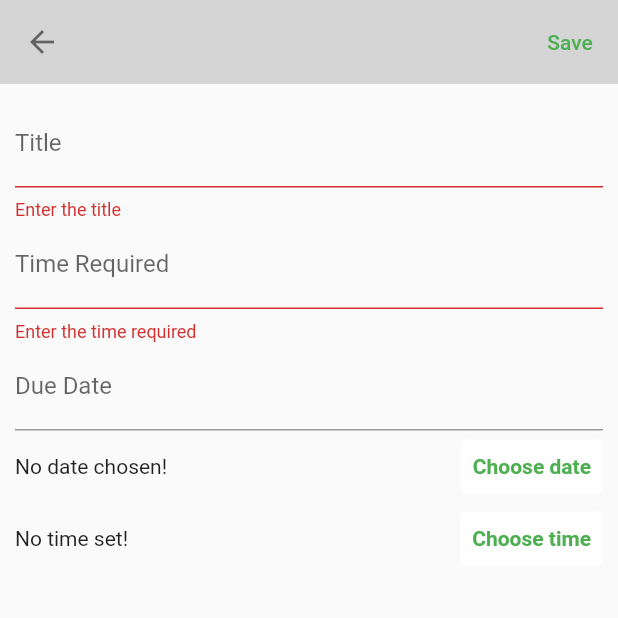
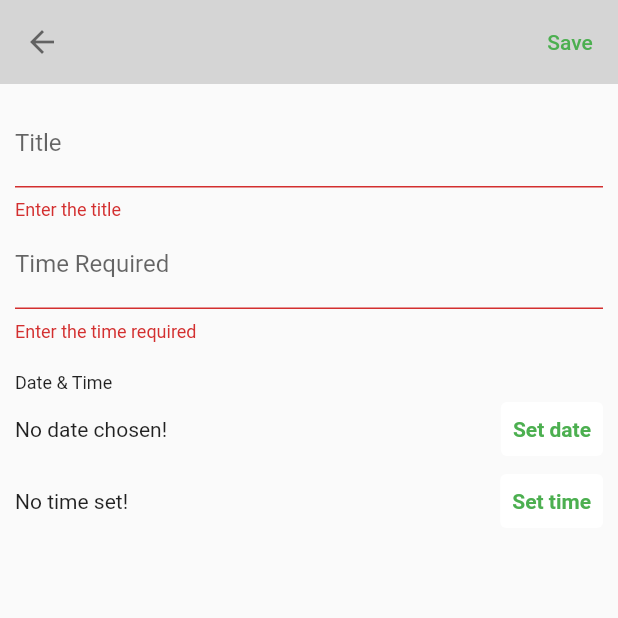
Before and after one commit to alona-gre/todo-app, a Flutter app: the TaskEditScreen screen opened directly with empty values, after a tap on "Save", on a phone screen of 412 x 824 dp, the top half of it. Run offline on Flutter 3.47's test engine with Material 2 defaults, Android fonts, the phone set to English and light mode, and no system bars.

Commit message:
fixed edit task: date and time

```diff
--- a/lib/screens/TaskEditScreen.dart
+++ b/lib/screens/TaskEditScreen.dart
@@ -3,9 +3,7 @@ import "package:intl/intl.dart";
 
 import "package:provider/provider.dart";
 import 'package:todo_app/models/Task.dart';
-import 'package:todo_app/screens/StarredScreen.dart';
 import "../providers/tasks.dart";
-import 'TaskPreviewScreen.dart';
 
 class TaskEditScreen extends StatefulWidget {
   const TaskEditScreen({super.key});
@@ -31,18 +29,6 @@ class _TaskEditScreenState extends State<TaskEditScreen> {
   );
 
   var _isInit = true;
-  var _initValues = {
-    'title': '',
-    'timeRequired': '',
-    'dueDate': '',
-    'dueDateTime': '',
-  };
-
-  @override
-  void initState() {
-    // TODO: implement initState
-    super.initState();
-  }
 
   void _saveForm() {
     final isValid = _form.currentState!.validate();
@@ -51,18 +37,26 @@ class _TaskEditScreenState extends State<TaskEditScreen> {
     }
     _form.currentState!.save();
     if (_editedTask.id.isNotEmpty) {
-      Provider.of<Tasks>(context, listen: false)
-          .updateTask(_editedTask.id, _editedTask);
-      print('something');
+      Provider.of<Tasks>(context, listen: false).updateTask(
+        _editedTask.id,
+        Task(
+          id: _editedTask.id,
+          title: _editedTask.title,
+          timeRequired: _editedTask.timeRequired,
+          dueDate: _selectedDate,
+          dueDateTime: _selectedTime,
+        ),
+      );
     } else {
       Provider.of<Tasks>(context, listen: false).addTask(_editedTask);
     }
 
     Navigator.of(context).pop();
-    print(_editedTask.title);
-    print(_editedTask.timeRequired);
-    print(_editedTask.dueDate);
-    print(_editedTask.dueDateTime);
+  }
+
+  @override
+  void initState() {
+    super.initState();
   }
 
   @override
@@ -73,18 +67,13 @@ class _TaskEditScreenState extends State<TaskEditScreen> {
       if (taskId.isNotEmpty) {
         _editedTask =
             Provider.of<Tasks>(context, listen: false).findById(taskId);
-        _initValues = {
-          'title': '',
-          'timeRequired': '',
-          'dueDate': _editedTask.dueDate.toString(),
-          'dueDateTime': _editedTask.dueDateTime.toString(),
-        };
         _titleController.text = _editedTask.title;
         _timeRequiredController.text = _editedTask.timeRequired.toString();
+        _selectedDate = _editedTask.dueDate;
+        _selectedTime = _editedTask.dueDateTime;
       }
     }
     _isInit = false;
-
     super.didChangeDependencies();
   }
 
@@ -185,20 +174,12 @@ class _TaskEditScreenState extends State<TaskEditScreen> {
                   );
                 },
               ),
-              TextFormField(
-                decoration: InputDecoration(labelText: "Due Date"),
-                initialValue: _initValues['dueDate'],
-                textInputAction: TextInputAction.next,
-                onChanged: (newValue) {
-                  _editedTask = Task(
-                    id: null.toString(),
-                    title: _editedTask.title,
-                    timeRequired: _editedTask.timeRequired,
-                    dueDate: _editedTask.dueDate,
-                    dueDateTime: _editedTask.dueDateTime,
-                  );
-                },
+              SizedBox(
+                height: 20,
               ),
+              const Text(style: TextStyle(fontSize: 12), 'Date & Time'),
+              Column(
+                children: <Widget>[
                   Row(
                     children: <Widget>[
                       Expanded(
@@ -214,8 +195,10 @@ class _TaskEditScreenState extends State<TaskEditScreen> {
                           onPrimary: Theme.of(context).primaryColor,
                           textStyle: TextStyle(fontWeight: FontWeight.bold),
                         ),
-                    child: Text('Choose date'),
                         onPressed: _presentDatePicker,
+                        child: _selectedDate == null
+                            ? const Text('Set date')
+                            : const Text('Edit date'),
                       ),
                     ],
                   ),
@@ -234,8 +217,12 @@ class _TaskEditScreenState extends State<TaskEditScreen> {
                           onPrimary: Theme.of(context).primaryColor,
                           textStyle: TextStyle(fontWeight: FontWeight.bold),
                         ),
-                    child: Text('Choose time'),
                         onPressed: _presentTimePicker,
+                        child: _selectedTime == null
+                            ? const Text('Set time')
+                            : const Text('Edit time'),
+                      ),
+                    ],
                   ),
                 ],
               ),
--- a/lib/screens/TaskPreviewScreen.dart
+++ b/lib/screens/TaskPreviewScreen.dart
@@ -99,6 +99,21 @@ class TaskPreviewScreen extends StatelessWidget {
                     style: TextStyle(fontSize: 15),
                   ),
                 ),
+                TextButton(
+                  style: TextButton.styleFrom(
+                    foregroundColor: Colors.grey[800],
+                  ),
+                  onPressed: () {
+                    Navigator.of(context).pushNamed(
+                      TaskEditScreen.routeName,
+                      arguments: taskId,
+                    );
+                  },
+                  child: Text(
+                    taskOnPreview.dueDateTime!.format(context),
+                    style: TextStyle(fontSize: 15),
+                  ),
+                ),
               ],
             ),
             Row(
```
Lines whose indentation alone changed are shown as unchanged.
